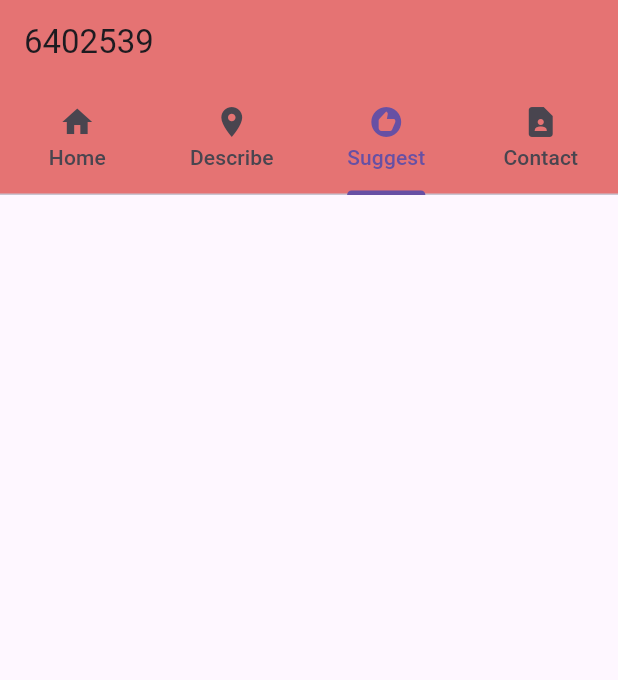
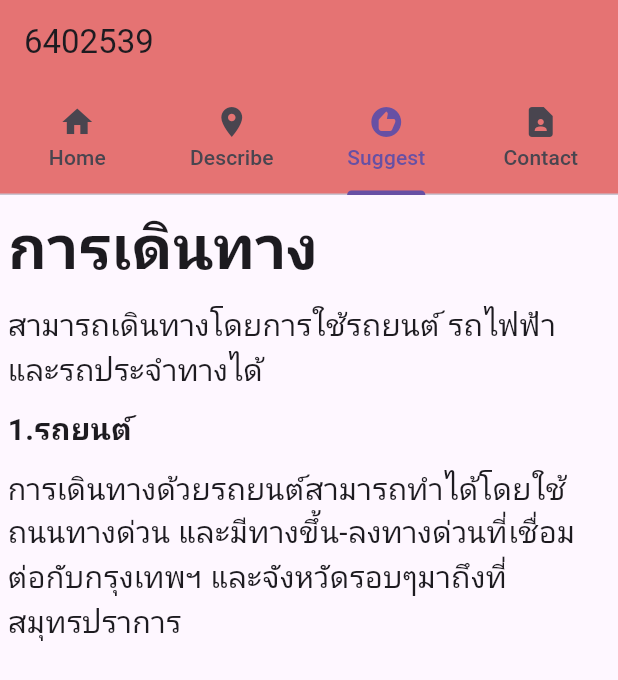
Before and after one commit to ThaphatTT/PracticeFlutter, a Flutter app: the screen it shows after launch, tab 3 chosen, on a phone screen of 412 x 824 dp. Shown: the top 680 px of the screen. Run offline on Flutter 3.47's test engine with Material 3 defaults, Android fonts, the phone set to English and light mode, and no system bars.

Commit message:
create container car and suggest

```diff
--- a/flutter_suggest_place_1/lib/Suggestion.dart
+++ b/flutter_suggest_place_1/lib/Suggestion.dart
@@ -6,7 +6,48 @@ class SuggestionPlace extends StatelessWidget{
   @override
   Widget build(BuildContext context){
     return Column(
+      crossAxisAlignment: CrossAxisAlignment.start,
+      children: [
+        Container(
+          margin: EdgeInsets.all(5),
+          child: Text(
+            'การเดินทาง',
+            style: TextStyle(
+              fontSize: 40.0,
+              fontWeight: FontWeight.bold,
+            ),
+            ),
+        ),
+        Container(
+          margin: EdgeInsets.all(5),
+          child: Text(
+            'สามารถเดินทางโดยการใช้รถยนต์ รถไฟฟ้า และรถประจำทางได้',
+            style : TextStyle(
+              fontSize: 20.0
+            )
+            ),
+        ),
+        Container(
+          margin: EdgeInsets.all(5),
+          child: Text(
+            '1.รถยนต์',
+            style : TextStyle(
+              fontSize: 20.0,
+              fontWeight: FontWeight.bold,
+            )
+            ),
+        ),
+        Container(
+          margin: EdgeInsets.all(5),
+          child: Text(
+            'การเดินทางด้วยรถยนต์สามารถทำได้โดยใช้ถนนทางด่วน และมีทางขึ้น-ลงทางด่วนที่เชื่อมต่อกับกรุงเทพฯ และจังหวัดรอบๆมาถึงที่สมุทรปราการ',
+            style : TextStyle(
+              fontSize: 20.0
+            )
+            ),
+        ),
 
+      ],
     );
   }
 }
```
